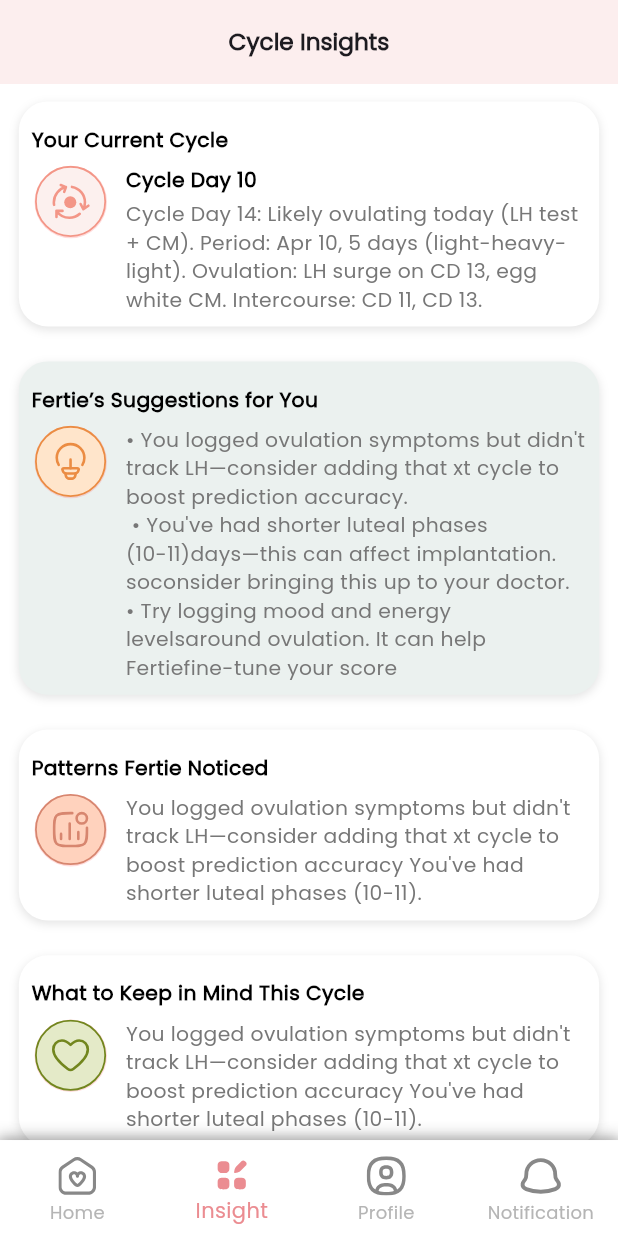
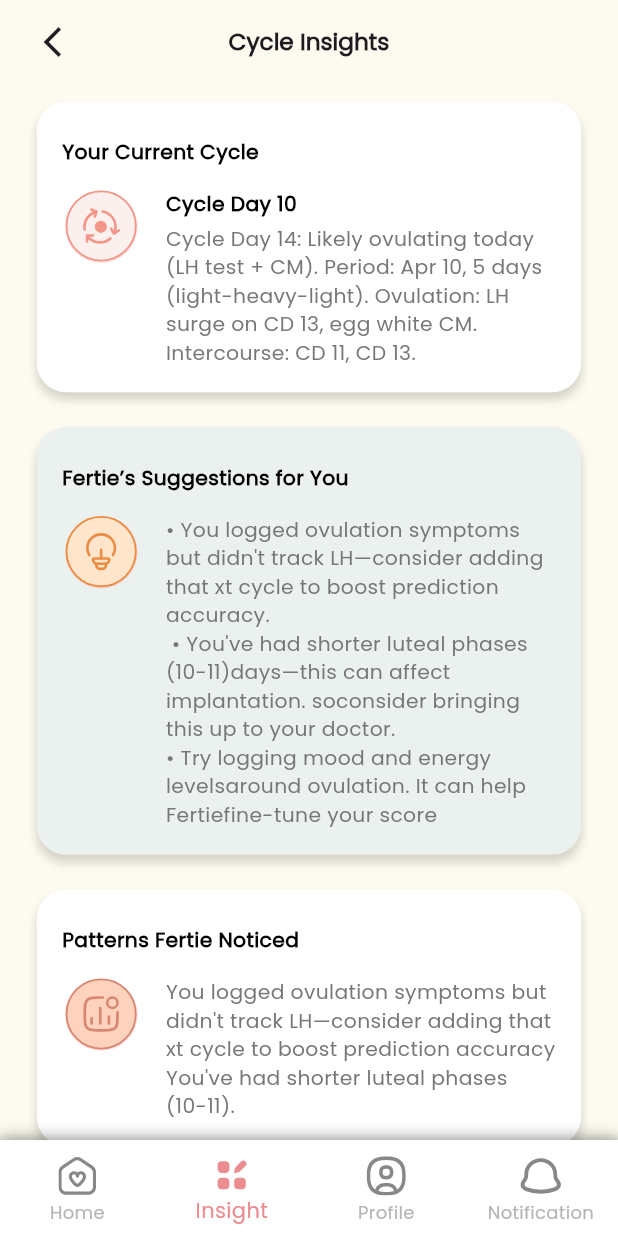
Before and after one commit to bdCalling-Sdt-hub/Fertie-App, a Flutter app: the CycleInsightsScreen screen opened by its route, on a phone screen of 412 x 824 dp. Run offline on Flutter 3.47's test engine with Material 3 defaults, Android fonts, the light colour scheme and no system bars; our stand-ins replace cached_network_image, connectivity_plus, dotted_border, flutter_screenutil, flutter_spinkit, flutter_svg and 10 more; missing offline and left inert: flutter_screen_lock, mime_type; accounts and stored records are empty; project files that could hold a hidden picture were left out.

Commit message:
style: improve the insight cycle screen's ui
redesigned the insight cycle screen to look the same as the ui design as much possible.

```diff
--- a/lib/controller/auth/auth_controller.dart
+++ b/lib/controller/auth/auth_controller.dart
@@ -31,7 +31,7 @@ class AuthController extends GetxController {
 
     print("===================> $body");
 
-      Response response = await ApiClient.postData(
+      Response response = await ApiClient.postRequest(
         ApiConstants.signInEndPoint,
         body,
         headers: headers,
--- a/lib/data/api_constants.dart
+++ b/lib/data/api_constants.dart
@@ -20,6 +20,7 @@ static const String baseUrl = "https://api.carrentpro.com/api/v1";
   //============================ >> User Auth << =================================
   static const String signInEndPoint = "/v1/auth/login";
 
-
+  //============================ >> Cycle Insight << =================================
+ static const String cycleInsightUrl = "/v1/chat/bot/cycleInsight";
 
 }
--- a/lib/helpers/route.dart
+++ b/lib/helpers/route.dart
@@ -8,7 +8,7 @@ import 'package:fertie_application/views/screen/auth/setPasswordScreen.dart';
 import 'package:fertie_application/views/screen/auth/signInScreen.dart';
 import 'package:fertie_application/views/screen/auth/signUpScreen.dart';
 import 'package:fertie_application/views/screen/home/insights/insight_screen.dart';
-import 'package:fertie_application/views/screen/cycle_insights/cycle_insights_screen.dart';
+import 'package:fertie_application/views/screen/cycle_insights/screen/cycle_insights_screen.dart';
 import 'package:fertie_application/views/screen/home/inbox/chat_screen.dart';
 import 'package:fertie_application/views/screen/home/insights/editInsights_screen.dart';
 import 'package:fertie_application/views/screen/home/homeScreen.dart';
--- a/lib/views/screen/cycle_insights/cycle_insights_screen.dart
+++ /dev/null
@@ -1,87 +0,0 @@
-import 'package:fertie_application/utils/app_colors.dart';
-import 'package:fertie_application/utils/app_icons.dart';
-import 'package:fertie_application/utils/style.dart';
-import 'package:fertie_application/views/screen/bottomMenuBar/user_bottom_menu..dart';
-import 'package:fertie_application/views/screen/cycle_insights/cycleInsight_card.dart';
-import 'package:flutter/material.dart';
-import 'package:flutter_screenutil/flutter_screenutil.dart';
-import 'package:flutter_svg/flutter_svg.dart';
-
-class CycleInsightsScreen extends StatefulWidget {
-  const CycleInsightsScreen({super.key});
-
-  @override
-  State<CycleInsightsScreen> createState() => _CycleInsightsScreenState();
-}
-
-class _CycleInsightsScreenState extends State<CycleInsightsScreen> {
-
-
-
-
-  @override
-  void initState() {
-    super.initState();
-
-  }
-
-  @override
-  Widget build(BuildContext context) {
-    return Scaffold(
-      backgroundColor: AppColors.white,
-      bottomNavigationBar: UserBottomMenu(1),
-      appBar: AppBar(
-        backgroundColor: AppColors.secondColor,
-        title: Text('Cycle Insights', style: AppStyles.fontSize16(fontWeight: FontWeight.w600)),
-        centerTitle: true,
-        automaticallyImplyLeading: false,
-      ),
-      body: SingleChildScrollView(
-        child: Column(
-          children: [
-            CycleInsightsCard(
-              svgIcon: SvgPicture.asset(AppIcons.cycleIcon),
-              iconColor: Colors.redAccent,
-              headerText :'Your Current Cycle',
-              title: 'Cycle Day 10',
-              content: 'Cycle Day 14: Likely ovulating today (LH test + CM). Period: Apr 10, 5 days (light-heavy-light). Ovulation: LH surge on CD 13, egg white CM. Intercourse: CD 11, CD 13.',
-            ),
-            CycleInsightsCard(
-              svgIcon: SvgPicture.asset(AppIcons.suggestionIcon),
-              iconColor: Colors.redAccent,
-              backgroundColor: Color(0xFFEBF1EF),
-              headerText :'Fertie’s Suggestions for You',
-              content: '• You logged ovulation symptoms but didn\'t track LH—consider adding that xt cycle to boost prediction accuracy. \n • You\'ve had shorter luteal phases (10-11)days—this can affect implantation. soconsider bringing this up to your doctor. \n• Try logging mood and energy levelsaround ovulation. It can help Fertiefine-tune your score',
-            ),
-            CycleInsightsCard(
-              svgIcon: SvgPicture.asset(AppIcons.noticeIcon),
-              iconColor: Colors.redAccent,
-              headerText :'Patterns Fertie Noticed',
-              content: 'You logged ovulation symptoms but didn\'t track LH—consider adding that xt cycle to boost prediction accuracy You\'ve had shorter luteal phases (10-11).',
-            ),
-            CycleInsightsCard(
-              svgIcon: SvgPicture.asset(AppIcons.mindIcon),
-              iconColor: Colors.redAccent,
-              headerText :'What to Keep in Mind This Cycle',
-              content: 'You logged ovulation symptoms but didn\'t track LH—consider adding that xt cycle to boost prediction accuracy You\'ve had shorter luteal phases (10-11).',
-            ),
-
-          ],
-        ),
-      ),
-    );
-  }
-  void _showPopup (BuildContext context) {
-    showDialog(
-      context: context,
-      builder: (context) {
-        return AlertDialog(
-          backgroundColor: Color(0xFFFFDC86),
-          title: Text('Unlock full cycle insights with a 👑 Premium subscription! ',
-              style: AppStyles.fontSize16(fontWeight: FontWeight.w600)),
-          content: Text('Tap to Upgrade and get personalized features. 🎉🎉'),
-        );
-      },
-    );
-  }
-}
--- /dev/null
+++ b/lib/views/screen/cycle_insights/screen/cycle_insights_screen.dart
@@ -0,0 +1,95 @@
+import 'package:fertie_application/helpers/route.dart';
+import 'package:fertie_application/utils/app_colors.dart';
+import 'package:fertie_application/utils/app_icons.dart';
+import 'package:fertie_application/utils/style.dart';
+import 'package:fertie_application/views/screen/bottomMenuBar/user_bottom_menu..dart';
+import 'package:fertie_application/views/screen/cycle_insights/controller/cycle_insights_controller.dart';
+import 'package:fertie_application/views/screen/cycle_insights/widgets/cycleInsight_card.dart';
+import 'package:flutter/material.dart';
+import 'package:flutter_svg/flutter_svg.dart';
+import 'package:get/get.dart';
+
+class CycleInsightsScreen extends StatefulWidget {
+  const CycleInsightsScreen({super.key});
+
+  @override
+  State<CycleInsightsScreen> createState() => _CycleInsightsScreenState();
+}
+
+class _CycleInsightsScreenState extends State<CycleInsightsScreen> {
+
+  final cycleInsightController = Get.put(CycleInsightsController());
+
+  @override
+  void initState() {
+    super.initState();
+    cycleInsightController.getCycleInsights();
+  }
+
+  @override
+  Widget build(BuildContext context) {
+    return Scaffold(
+      backgroundColor: AppColors.backgroundColor,
+      bottomNavigationBar: UserBottomMenu(1),
+      appBar: AppBar(
+        backgroundColor: AppColors.backgroundColor,
+        title: Text('Cycle Insights', style: AppStyles.fontSize16(fontWeight: FontWeight.w600)),
+        centerTitle: true,
+        automaticallyImplyLeading: true,
+        leading: Padding(
+          padding: const EdgeInsets.only(left: 14),
+          child: IconButton(onPressed: (){Get.toNamed(AppRoutes.homeScreen);}, icon: Icon(Icons.arrow_back_ios_new_outlined)),
+        ),
+      ),
+      body: SingleChildScrollView(
+        child: Padding(
+          padding: const EdgeInsets.symmetric(horizontal: 12),
+          child: Column(
+            children: [
+              CycleInsightsCard(
+                svgIcon: SvgPicture.asset(AppIcons.cycleIcon),
+                iconColor: Colors.redAccent,
+                headerText :'Your Current Cycle',
+                title: 'Cycle Day 10',
+                content: 'Cycle Day 14: Likely ovulating today (LH test + CM). Period: Apr 10, 5 days (light-heavy-light). Ovulation: LH surge on CD 13, egg white CM. Intercourse: CD 11, CD 13.',
+              ),
+              CycleInsightsCard(
+                svgIcon: SvgPicture.asset(AppIcons.suggestionIcon),
+                iconColor: Colors.redAccent,
+                backgroundColor: Color(0xFFEBF1EF),
+                headerText :'Fertie’s Suggestions for You',
+                content: '• You logged ovulation symptoms but didn\'t track LH—consider adding that xt cycle to boost prediction accuracy. \n • You\'ve had shorter luteal phases (10-11)days—this can affect implantation. soconsider bringing this up to your doctor. \n• Try logging mood and energy levelsaround ovulation. It can help Fertiefine-tune your score',
+              ),
+              CycleInsightsCard(
+                svgIcon: SvgPicture.asset(AppIcons.noticeIcon),
+                iconColor: Colors.redAccent,
+                headerText :'Patterns Fertie Noticed',
+                content: 'You logged ovulation symptoms but didn\'t track LH—consider adding that xt cycle to boost prediction accuracy You\'ve had shorter luteal phases (10-11).',
+              ),
+              CycleInsightsCard(
+                svgIcon: SvgPicture.asset(AppIcons.mindIcon),
+                iconColor: Colors.redAccent,
+                headerText :'What to Keep in Mind This Cycle',
+                content: 'You logged ovulation symptoms but didn\'t track LH—consider adding that xt cycle to boost prediction accuracy You\'ve had shorter luteal phases (10-11).',
+              ),
+
+            ],
+          ),
+        ),
+      ),
+    );
+  }
+  void _showPopup (BuildContext context) {
+    showDialog(
+      context: context,
+      builder: (context) {
+        return AlertDialog(
+          backgroundColor: Color(0xFFFFDC86),
+          title: Text('Unlock full cycle insights with a 👑 Premium subscription! ',
+              style: AppStyles.fontSize16(fontWeight: FontWeight.w600)),
+          content: Text('Tap to Upgrade and get personalized features. 🎉🎉'),
+        );
+      },
+    );
+  }
+}
--- a/lib/views/screen/cycle_insights/cycleInsight_card.dart
+++ b/lib/views/screen/cycle_insights/widgets/cycleInsight_card.dart
@@ -1,6 +1,5 @@
 import 'package:fertie_application/utils/app_colors.dart';
 import 'package:fertie_application/utils/style.dart';
-import 'package:flutter/cupertino.dart';
 import 'package:flutter/material.dart';
 import 'package:flutter_screenutil/flutter_screenutil.dart';
 
@@ -32,17 +31,19 @@ class CycleInsightsCard extends StatelessWidget {
           borderRadius: BorderRadius.circular(20.r),
           boxShadow: [
             BoxShadow(
-              color: Colors.black.withOpacity(0.1),
+              color: Colors.black.withValues(alpha: 0.15),
               blurRadius: 5.r,
-              offset: const Offset(0, 2),
+              offset: const Offset(0, 5),
             ),
           ],
         ),
         child: Padding(
-          padding: EdgeInsets.all(8.w),
+          padding: EdgeInsets.all(16.w),
           child: Column(
             crossAxisAlignment: CrossAxisAlignment.start,
             children: [
+
+              //---------- header
               Padding(
                 padding: EdgeInsets.symmetric(vertical: 8.h),
                 child: Text(
@@ -53,21 +54,27 @@ class CycleInsightsCard extends StatelessWidget {
                   ),
                 ),
               ),
+              SizedBox(height: 8),
+
+              //--------- Icon + Data
               Row(
                 crossAxisAlignment: CrossAxisAlignment.start,
                 children: [
+                  // Icon
                   Container(
                     width: 50.w,
                     height: 50.h,
                     decoration: BoxDecoration(
-                      color: iconColor.withOpacity(0.2),
+                      color: iconColor.withValues(alpha: 0.2),
                       shape: BoxShape.circle,
                     ),
                     child: Center(
                       child: svgIcon,
                     ),
                   ),
-                  SizedBox(width: 10.w),
+                  SizedBox(width: 16.w),
+
+                  // Data
                   Flexible(
                     child: Column(
                       crossAxisAlignment: CrossAxisAlignment.start,
--- a/pubspec.yaml
+++ b/pubspec.yaml
@@ -56,6 +56,7 @@ dependencies:
   mime: ^2.0.0
   mime_type: ^1.0.1
   google_fonts: ^6.2.1
+  logger: ^2.5.0
 
 dev_dependencies:
   flutter_test:
```
Also changed, not shown: pubspec.lock.
